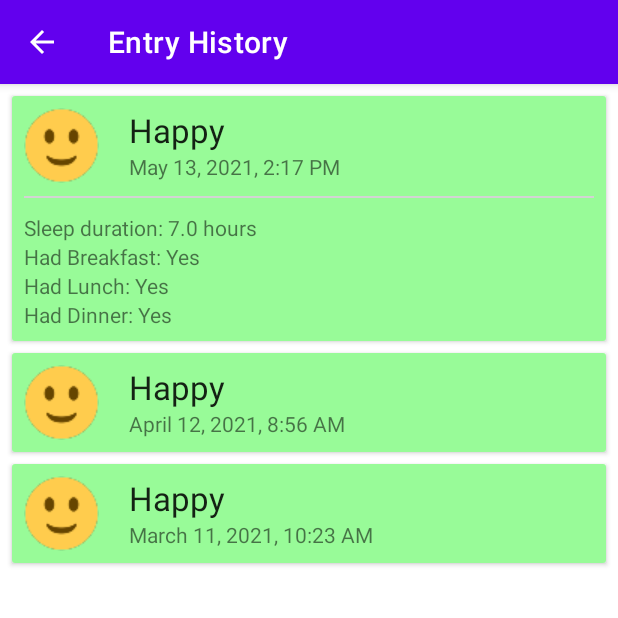
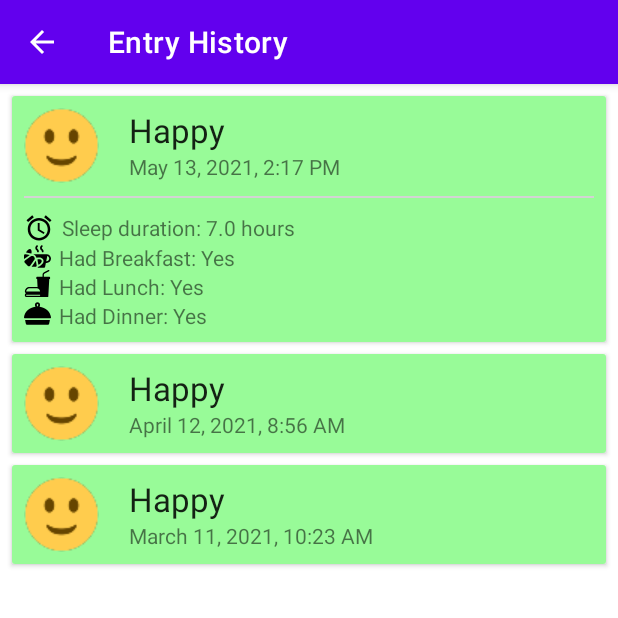
Before and after one commit to Sushil-Kumar1999/MoodTracker, an Android app: the EntryHistoryActivity screen opened directly, with no data from a screen before it, after a tap on "Happy", on a phone screen of 412 x 824 dp, the top half of it. Run offline under Robolectric (Android 15) with nearby library versions, the phone set to English and light mode, and no system bars; our stand-ins replace Room's generated code; libraries missing offline, so code that uses them is left out: it.xabaras.android.

Commit message:
add icons to entry details

```diff
--- /dev/null
+++ b/app/src/main/res/drawable/ic_alarm.xml
@@ -0,0 +1,9 @@
+<vector xmlns:android="http://schemas.android.com/apk/res/android"
+    android:width="24dp"
+    android:height="24dp"
+    android:viewportWidth="24"
+    android:viewportHeight="24">
+  <path
+      android:fillColor="@android:color/black"
+      android:pathData="M22,5.72l-4.6,-3.86 -1.29,1.53 4.6,3.86L22,5.72zM7.88,3.39L6.6,1.86 2,5.71l1.29,1.53 4.59,-3.85zM12.5,8L11,8v6l4.75,2.85 0.75,-1.23 -4,-2.37L12.5,8zM12,4c-4.97,0 -9,4.03 -9,9s4.02,9 9,9c4.97,0 9,-4.03 9,-9s-4.03,-9 -9,-9zM12,20c-3.87,0 -7,-3.13 -7,-7s3.13,-7 7,-7 7,3.13 7,7 -3.13,7 -7,7z"/>
+</vector>
--- /dev/null
+++ b/app/src/main/res/drawable/ic_breakfast.xml
@@ -0,0 +1,22 @@
+<vector
+    android:height="24dp"
+    android:width="24dp"
+    android:viewportHeight="512.001"
+    android:viewportWidth="512.001"
+
+    xmlns:android="http://schemas.android.com/apk/res/android">
+    <path
+        android:fillColor="#FF000000"
+        android:pathData="M427.75,211.068H173.122c-0.199,0.88 -0.392,1.758 -0.602,2.641c10.319,2.569 19.932,7.286 28.007,13.829c0.153,0.124 0.295,0.257 0.447,0.381c1.648,1.36 3.239,2.786 4.748,4.296l11.548,11.548c0.328,0.328 0.639,0.673 0.96,1.005c9.125,9.512 15.41,21.638 18.178,34.927c0.242,0.258 0.49,0.513 0.728,0.774c16.493,-4.083 32.61,-6.211 47.591,-6.211c17.207,0 32.427,2.776 45.237,8.252c16.856,7.204 29.218,18.995 35.751,34.101c6.159,14.244 6.617,30.356 1.327,46.6c-4.061,12.467 -11.446,24.911 -21.949,36.99c-11.142,12.816 -25.598,24.904 -42.243,35.531c-9.644,6.158 -20.013,11.83 -30.926,16.85c-1.724,0.794 -3.463,1.569 -5.213,2.33c-1.874,3.483 -4.081,6.795 -6.648,9.862c-1.373,1.639 -2.832,3.19 -4.363,4.658h127.119c8.032,0 14.948,-5.669 16.523,-13.545l15.264,-76.319h13.146c46.455,0 84.25,-37.795 84.25,-84.25C512,248.862 474.207,211.068 427.75,211.068zM427.75,345.867h-6.406l19.855,-99.268c21.365,5.905 37.101,25.502 37.101,48.719C478.3,323.191 455.625,345.867 427.75,345.867z"/>
+    <path
+        android:fillColor="#FF000000"
+        android:pathData="M259.931,114.905c-8.262,-8.261 -11.914,-12.313 -11.913,-21.782c0,-9.474 3.653,-13.524 11.915,-21.784c6.583,-6.579 6.586,-17.249 0.007,-23.83c-6.579,-6.583 -17.248,-6.584 -23.829,-0.006c-9.198,9.192 -21.792,21.781 -21.792,45.617c-0.001,23.829 12.59,36.421 21.785,45.614c8.262,8.261 11.915,12.314 11.915,21.786c0,9.307 7.544,16.85 16.85,16.85c9.306,0 16.85,-7.543 16.85,-16.85C281.718,136.69 269.125,124.098 259.931,114.905z"/>
+    <path
+        android:fillColor="#FF000000"
+        android:pathData="M349.797,114.905c-8.261,-8.261 -11.914,-12.313 -11.913,-21.782c0,-9.474 3.653,-13.524 11.916,-21.784c6.582,-6.579 6.585,-17.249 0.006,-23.83c-6.579,-6.583 -17.248,-6.584 -23.829,-0.006c-9.198,9.192 -21.793,21.781 -21.793,45.617c-0.001,23.829 12.59,36.421 21.785,45.614c8.262,8.261 11.915,12.314 11.915,21.786c0,9.307 7.544,16.85 16.85,16.85c9.306,0 16.85,-7.543 16.85,-16.85C371.584,136.69 358.992,124.098 349.797,114.905z"/>
+    <path android:fillColor="#FF000000" android:pathData="M334.782,329.986c-6.314,-14.599 -25.172,-22.027 -50.057,-22.027c-9.444,0 -19.759,1.075 -30.584,3.228c0.501,1.87 0.947,3.755 1.287,5.659l17.458,97.534C318.198,389.392 345.158,353.982 334.782,329.986z"/>
+    <path android:fillColor="#FF000000" android:pathData="M239.743,420.465l-14.931,-83.42l-0.219,0.308l-13.829,19.375l-13.829,19.375l-7.475,10.472l-45.278,63.435c-0.629,0.881 -1.284,1.731 -1.947,2.571h53.776h16.85c0.926,0 1.833,-0.047 2.727,-0.122c7.041,-0.594 13.033,-3.48 17.345,-7.905c2.435,-2.497 4.342,-5.48 5.594,-8.821c0.758,-2.025 1.269,-4.187 1.524,-6.441C240.371,426.483 240.291,423.524 239.743,420.465z"/>
+    <path android:fillColor="#FF000000" android:pathData="M122.599,117.803c-3.462,-1.497 -7.166,-2.217 -11.036,-2.217c-22.965,0 -51.968,25.341 -73.351,64.112l97.517,17.452c1.905,0.341 3.794,0.774 5.664,1.276C149.213,159.079 142.734,126.51 122.599,117.803z"/>
+    <path android:fillColor="#FF000000" android:pathData="M32.118,212.841c-1.894,-0.339 -3.752,-0.502 -5.555,-0.502c-1.101,0 -2.18,0.069 -3.242,0.186c-5.986,0.674 -11.267,3.202 -15.284,7.113c-4.428,4.311 -7.321,10.3 -7.918,17.34C0.043,237.877 0,238.789 0,239.722v65.199l70.456,-50.287l19.371,-13.826l19.372,-13.826l0.389,-0.277L32.118,212.841z"/>
+    <path android:fillColor="#FF000000" android:pathData="M201.321,279.668c-2.754,-6.823 -7.797,-11.93 -12.854,-17.09c-5.35,-5.459 -10.81,-11.083 -17.965,-14.131c-2.64,-1.126 -5.411,-1.967 -8.247,-2.511c-9.658,-1.854 -21.745,0.1 -29.997,5.992l-14.863,10.608L19.048,332.73c-3.398,2.425 -6.082,5.314 -8.052,8.475c-3.135,5.022 -4.447,10.736 -3.874,16.401c0.609,6.022 3.346,11.986 8.289,16.998c0.053,0.053 0.1,0.108 0.153,0.161l59.158,59.156c0.418,0.418 0.845,0.815 1.274,1.201c5.134,4.611 11.152,7.039 17.166,7.344c0.435,0.022 0.868,0.033 1.303,0.033c0.522,0 1.045,-0.017 1.567,-0.047c0.64,-0.039 1.279,-0.103 1.914,-0.191c4.448,-0.611 8.762,-2.398 12.568,-5.325c2.288,-1.759 4.397,-3.925 6.238,-6.504l58.966,-82.613l13.322,-18.665c5.418,-7.59 11.703,-14.817 13.998,-24.061C205.106,296.751 204.543,287.647 201.321,279.668z"/>
+</vector>
--- /dev/null
+++ b/app/src/main/res/drawable/ic_dinner.xml
@@ -0,0 +1,5 @@
+<vector android:height="24dp" android:viewportHeight="512"
+    android:viewportWidth="512" android:width="24dp" xmlns:android="http://schemas.android.com/apk/res/android">
+    <path android:fillColor="#FF000000" android:pathData="M21.119,380.812l13.174,65.872c2.713,13.562 14.62,23.323 28.451,23.323h386.514c13.831,0 25.738,-9.762 28.451,-23.323l13.174,-65.872H21.119z"/>
+    <path android:fillColor="#FF000000" android:pathData="M511.933,328.961c-9.447,-103.573 -100.391,-187.213 -217.14,-202.583c5.872,-11.9 9.449,-25.43 9.449,-36.144c0,-26.601 -21.641,-48.241 -48.242,-48.241c-26.6,0 -48.241,21.641 -48.241,48.241c0,10.713 3.577,24.244 9.449,36.144c-116.75,15.37 -207.694,99.01 -217.141,202.583c-0.417,4.575 1.111,9.112 4.206,12.506c3.095,3.394 7.479,5.344 12.072,5.344h479.309c4.596,0 8.981,-1.935 12.078,-5.332C510.83,338.083 512.35,333.54 511.933,328.961zM256,123.215c-5.595,-3.325 -14.503,-21.784 -14.503,-32.98c0,-7.997 6.506,-14.503 14.503,-14.503c7.997,0 14.503,6.506 14.503,14.503C270.503,101.432 261.593,119.89 256,123.215z"/>
+</vector>
--- /dev/null
+++ b/app/src/main/res/drawable/ic_lunch.xml
@@ -0,0 +1,4 @@
+<vector android:height="24dp" android:viewportHeight="210.011"
+    android:viewportWidth="210.011" android:width="24dp" xmlns:android="http://schemas.android.com/apk/res/android">
+    <path android:fillColor="#FF000000" android:pathData="M198.012,53.322h-5.833h-37.834V37.183c0,-4.397 2.43,-8.377 6.341,-10.387l33.776,-17.348c2.456,-1.261 3.425,-4.275 2.164,-6.732c-1.262,-2.457 -4.275,-3.426 -6.732,-2.163l-33.777,17.348c-7.261,3.729 -11.773,11.118 -11.773,19.281v16.139h-37.834h-5.833c-2.761,0 -5,2.238 -5,5v7.346c0,2.762 2.239,5 5,5h1.514l3.494,62.622c-1.986,-0.345 -4.024,-0.535 -6.107,-0.535H42.61c-19.636,0 -35.611,15.975 -35.611,35.61c0,4.004 2.646,7.402 6.28,8.537c-0.18,0.831 -0.28,1.692 -0.28,2.577c0,0.908 0.108,1.79 0.297,2.641c-3.652,1.211 -6.297,4.653 -6.297,8.707v10.008c0,5.059 4.116,9.176 9.176,9.176h98.521h11.318h57.979c2.653,0 4.844,-2.072 4.992,-4.722l7.512,-134.622h1.514c2.761,0 5,-2.238 5,-5v-7.346C203.012,55.56 200.773,53.322 198.012,53.322zM42.61,142.754h56.97c13.768,0 25.033,10.919 25.589,24.552h-8.151H25.172h-8.151C17.578,153.673 28.843,142.754 42.61,142.754zM16.999,191.651h8.173h91.846h8.173v8.36H16.999V191.651z"/>
+</vector>
--- a/app/src/main/res/layout/entry_item.xml
+++ b/app/src/main/res/layout/entry_item.xml
@@ -56,11 +56,20 @@
                 android:layout_height="1dp"
                 android:layout_marginVertical="10dp" />
 
+            <ImageView
+                android:id="@+id/image_view_alarm"
+                android:layout_width="20dp"
+                android:layout_height="20dp"
+                android:src="@drawable/ic_alarm"
+                android:layout_below="@+id/item_divider" />
+
             <TextView
                 android:id="@+id/text_view_sleep"
                 android:layout_width="wrap_content"
                 android:layout_height="wrap_content"
                 android:layout_below="@+id/item_divider"
+                android:layout_marginLeft="5dp"
+                android:layout_toRightOf="@id/image_view_alarm"
                 android:text="Sleep duration: " />
 
             <TextView
@@ -71,25 +80,43 @@
                 android:layout_toRightOf="@+id/text_view_sleep"
                 android:text="5.5 hours" />
 
+            <ImageView
+                android:id="@+id/image_view_breakfast"
+                android:layout_width="18dp"
+                android:layout_height="18dp"
+                android:src="@drawable/ic_breakfast"
+                android:layout_below="@+id/image_view_alarm" />
+
             <TextView
                 android:id="@+id/text_view_had_breakfast"
                 android:layout_width="wrap_content"
                 android:layout_height="wrap_content"
-                 android:layout_below="@+id/text_view_sleep"
+                android:layout_below="@+id/image_view_alarm"
+                android:layout_marginLeft="5dp"
+                android:layout_toRightOf="@id/image_view_breakfast"
                 android:text="Had Breakfast: " />
 
             <TextView
                 android:id="@+id/had_breakfast_value"
                 android:layout_width="wrap_content"
                 android:layout_height="wrap_content"
-                android:layout_below="@+id/text_view_sleep"
+                android:layout_below="@+id/image_view_alarm"
                 android:layout_toRightOf="@id/text_view_had_breakfast"
                 android:text="No"/>
+
+            <ImageView
+                 android:id="@+id/image_view_lunch"
+                 android:layout_width="18dp"
+                 android:layout_height="18dp"
+                 android:layout_below="@id/image_view_breakfast"
+                 android:src="@drawable/ic_lunch" />
 
             <TextView
                  android:id="@+id/text_view_had_lunch"
                  android:layout_width="wrap_content"
                  android:layout_height="wrap_content"
+                 android:layout_marginLeft="5dp"
+                 android:layout_toRightOf="@id/image_view_lunch"
                  android:layout_below="@+id/text_view_had_breakfast"
                  android:text="Had Lunch: " />
 
@@ -101,10 +128,20 @@
                 android:layout_toRightOf="@id/text_view_had_lunch"
                 android:text="Yes"/>
 
+            <ImageView
+                android:id="@+id/image_view_dinner"
+                android:layout_width="18dp"
+                android:layout_height="18dp"
+                android:src="@drawable/ic_dinner"
+                android:layout_below="@+id/image_view_lunch"
+                android:layout_marginTop="2dp"/>
+
             <TextView
                 android:id="@+id/text_view_had_dinner"
                 android:layout_width="wrap_content"
                 android:layout_height="wrap_content"
+                android:layout_marginLeft="5dp"
+                android:layout_toRightOf="@+id/image_view_dinner"
                 android:layout_below="@+id/text_view_had_lunch"
                 android:text="Had Dinner: " />
 
```
Lines whose indentation alone changed are shown as unchanged.
